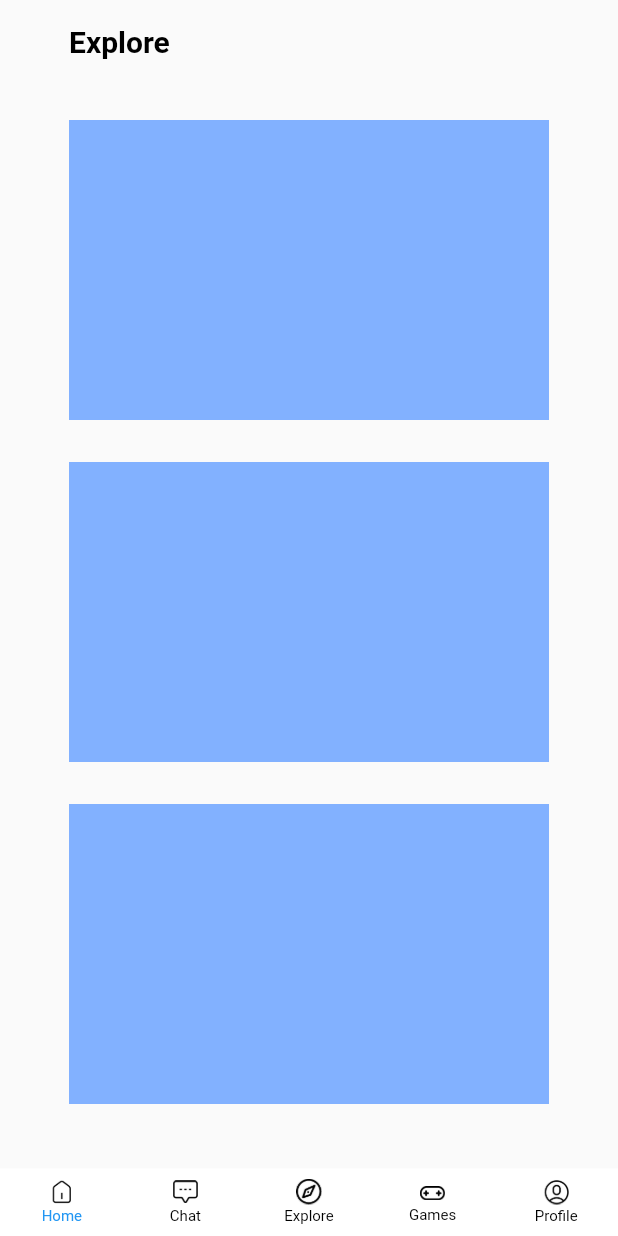
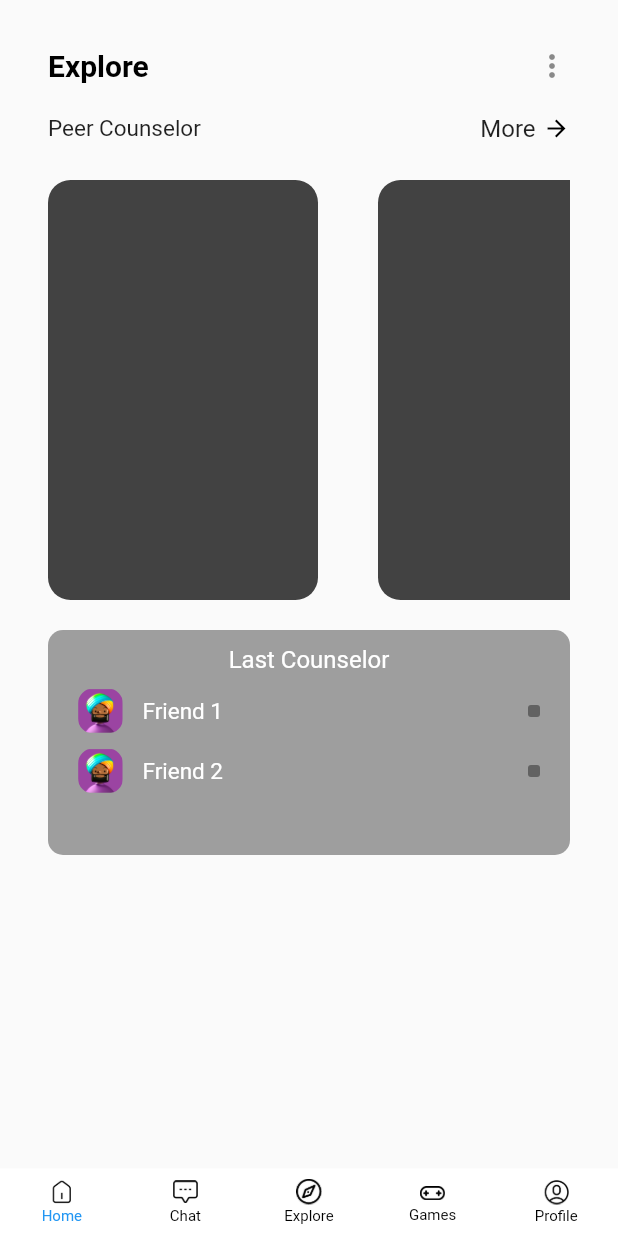
Before and after one commit to malikkhalim/Happy_Phone, a Flutter app: the screen it shows after launch, on a phone screen of 412 x 824 dp. Run offline on Flutter 3.47's test engine with Material 2 defaults, Android fonts, the light colour scheme and no system bars.

Commit message:
modified:   lib/chat/chatbubble.dart 	modified:   lib/explore/explore.dart 	new file:   lib/explore/peer2peer_room.dart 	modified:   lib/main.dart

```diff
--- a/lib/chat/chatbubble.dart
+++ b/lib/chat/chatbubble.dart
@@ -32,7 +32,6 @@ class ChatBubbleLeft extends StatelessWidget {
           ),
           Expanded(
             child: Container(
-
               decoration: BoxDecoration(
                 borderRadius: BorderRadius.only(
                   topLeft: Radius.circular(10),
--- a/lib/explore/explore.dart
+++ b/lib/explore/explore.dart
@@ -15,7 +15,7 @@ class Explore extends StatelessWidget {
             children: [
               ListTile(
                 title: Container(
-                  padding: EdgeInsets.only(left: 30),
+                  padding: EdgeInsets.only(left: 10),
                   child: Text(
                     "Explore",
                     style: TextStyle(
@@ -26,33 +26,47 @@ class Explore extends StatelessWidget {
                   ),
                 ),
               ),
-              SizedBox(height: 20),
+              SizedBox(height: 0),
               ListTile(
                 title: Container(
-                  margin: EdgeInsets.only(left: 30, right: 30),
-                  height: 200,
+                  margin: EdgeInsets.only(left: 10, right: 10),
+                  height: 145,
                   decoration: BoxDecoration(
-                    color: Colors.blueAccent[100],
+                    color: Colors.grey[800],
+                    borderRadius: BorderRadius.all(Radius.circular(10))
                   ),
                 ),
               ),
-              SizedBox(height: 20),
+              SizedBox(height: 13),
               ListTile(
                 title: Container(
-                  margin: EdgeInsets.only(left: 30, right: 30),
-                  height: 200,
+                  margin: EdgeInsets.only(left: 10, right: 10),
+                  height: 120,
                   decoration: BoxDecoration(
-                    color: Colors.blueAccent[100],
+                    color: Colors.grey[800],
+                    borderRadius: BorderRadius.all(Radius.circular(10))
                   ),
                 ),
               ),
-              SizedBox(height: 20),
+              SizedBox(height: 13),
               ListTile(
                 title: Container(
-                  margin: EdgeInsets.only(left: 30, right: 30),
-                  height: 200,
+                  margin: EdgeInsets.only(left: 10, right: 10),
+                  height: 120,
                   decoration: BoxDecoration(
-                    color: Colors.blueAccent[100],
+                    color: Colors.grey[800],
+                    borderRadius: BorderRadius.all(Radius.circular(10))
+                  ),
+                ),
+              ),
+              SizedBox(height: 13),
+              ListTile(
+                title: Container(
+                  margin: EdgeInsets.only(left: 10, right: 10),
+                  height: 120,
+                  decoration: BoxDecoration(
+                    color: Colors.grey[800],
+                    borderRadius: BorderRadius.all(Radius.circular(10))
                   ),
                 ),
               ),
--- /dev/null
+++ b/lib/explore/peer2peer_room.dart
@@ -0,0 +1,182 @@
+import 'package:flutter/material.dart';
+import 'package:flutter/services.dart';
+import 'package:happy_apps/bottomnavbar.dart';
+
+class PeerRoom extends StatelessWidget {
+  const PeerRoom({super.key});
+
+  @override
+  Widget build(BuildContext context) {
+    return MaterialApp(
+      debugShowCheckedModeBanner: false,
+      home: Scaffold(
+        body: ListView(
+          padding: const EdgeInsets.all(16),
+          children: [
+            ListTile(
+              title: Row(
+                mainAxisAlignment: MainAxisAlignment.spaceBetween,
+                children: const [
+                  Text(
+                    "Explore",
+                    style: TextStyle(
+                      fontSize: 20,
+                      fontWeight: FontWeight.w700,
+                      color: Colors.black,
+                    ),
+                  ),
+                  Icon(Icons.more_vert),
+                ],
+              ),
+            ),
+            ListTile(
+              title: Column(
+                crossAxisAlignment: CrossAxisAlignment.start,
+                children: [
+                  Row(
+                    mainAxisAlignment: MainAxisAlignment.spaceBetween,
+                    children: [
+                      const Text(
+                        "Peer Counselor",
+                        style: TextStyle(fontSize: 15),
+                      ),
+                      Row(
+                        children: const [
+                          Text("More"),
+                          SizedBox(width: 5),
+                          Icon(
+                            Icons.arrow_forward,
+                            size: 18,
+                            color: Colors.black,
+                          ),
+                        ],
+                      ),
+                    ],
+                  ),
+                  const SizedBox(height: 25),
+                  SingleChildScrollView(
+                    scrollDirection: Axis.horizontal,
+                    child: Row(
+                      children: const [
+                        _PeerContainer(),
+                        SizedBox(width: 20),
+                        _PeerContainer(),
+                        SizedBox(width: 20),
+                        _PeerContainer(),
+                      ],
+                    ),
+                  ),
+                  const SizedBox(height: 20),
+                  Column(
+                    crossAxisAlignment: CrossAxisAlignment.stretch,
+                    children: [
+                      Container(
+                        height: 150,
+                        padding: const EdgeInsets.only(top: 10),
+                        decoration: BoxDecoration(
+                          color: Colors.grey,
+                          borderRadius: BorderRadius.circular(10),
+                        ),
+                        child: Column(
+                          mainAxisAlignment: MainAxisAlignment.start,
+                          crossAxisAlignment: CrossAxisAlignment.center,
+                          children: const [
+                            Text(
+                              "Last Counselor",
+                              style: TextStyle(color: Colors.white),
+                            ),
+                            _LastCounselorRow(
+                              imageAsset: "assets/images/avatar3.png",
+                              name: "Friend 1",
+                            ),
+                            _LastCounselorRow(
+                              imageAsset: "assets/images/avatar3.png",
+                              name: "Friend 2",
+                            ),
+                          ],
+                        ),
+                      ),
+                    ],
+                  ),
+                ],
+              ),
+            ),
+          ],
+        ),
+        bottomNavigationBar: BottomNavbar(),
+      ),
+    );
+  }
+}
+
+class _PeerContainer extends StatelessWidget {
+  const _PeerContainer({super.key});
+
+  @override
+  Widget build(BuildContext context) {
+    return Container(
+      height: 280,
+      width: 180,
+      decoration: BoxDecoration(
+        color: Colors.grey[800],
+        borderRadius: BorderRadius.circular(15),
+      ),
+      margin: const EdgeInsets.only(right: 20),
+    );
+  }
+}
+
+class _LastCounselorRow extends StatelessWidget {
+  const _LastCounselorRow({
+    super.key,
+    required this.imageAsset,
+    required this.name,
+  });
+
+  final String imageAsset;
+  final String name;
+
+  @override
+  Widget build(BuildContext context) {
+    return Row(
+      mainAxisAlignment: MainAxisAlignment.spaceBetween,
+      children: [
+        Row(
+          children: [
+            Container(
+              margin: const EdgeInsets.only(left: 20, top: 10),
+              child: ClipRRect(
+                borderRadius: BorderRadius.circular(10),
+                child: Container(
+                  width: 30,
+                  height: 30,
+                  child: Image.asset(imageAsset),
+                ),
+              ),
+            ),
+            const SizedBox(width: 13),
+            Container(
+              padding: const EdgeInsets.only(top: 10),
+              child: Text(
+                name,
+                style: const TextStyle(
+                  color: Colors.white,
+                  fontSize: 15,
+                ),
+              ),
+            ),
+          ],
+        ),
+        Container(
+          margin: const EdgeInsets.only(top: 10, right: 20),
+          width: 8,
+          height: 8,
+          decoration: const BoxDecoration(
+            borderRadius: BorderRadius.all(Radius.circular(2)),
+            color: Colors.black38,
+          ),
+        ),
+      ],
+    );
+  }
+}
--- a/lib/main.dart
+++ b/lib/main.dart
@@ -2,6 +2,7 @@ import "package:flutter/material.dart";
 import "package:flutter/services.dart";
 import 'package:happy_apps/chat/chat_room.dart';
 import 'package:happy_apps/explore/explore.dart';
+import 'package:happy_apps/explore/peer2peer_room.dart';
 import 'package:happy_apps/navbar.dart';
 import 'package:happy_apps/bottomnavbar.dart';
 import 'package:happy_apps/chat/chat.dart';
@@ -9,7 +10,7 @@ import 'package:happy_apps/chat/chat.dart';
 
 void main(){
   WidgetsFlutterBinding.ensureInitialized();
-  runApp( Explore());
+  runApp( PeerRoom());
 
 }
 
```
